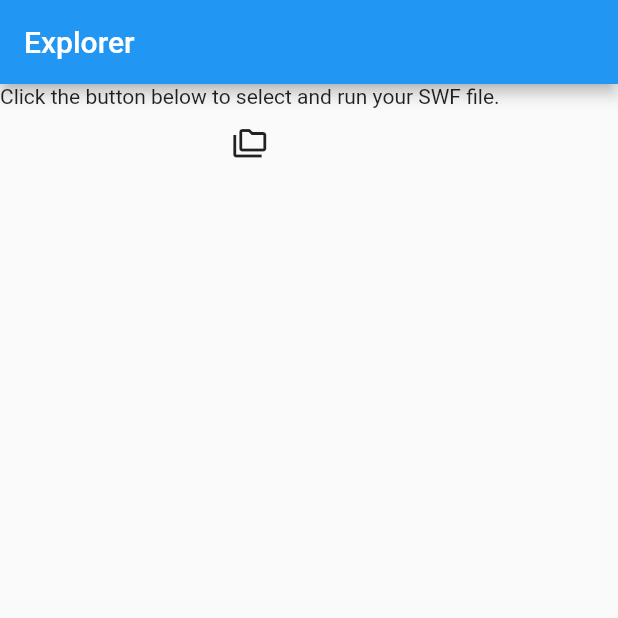
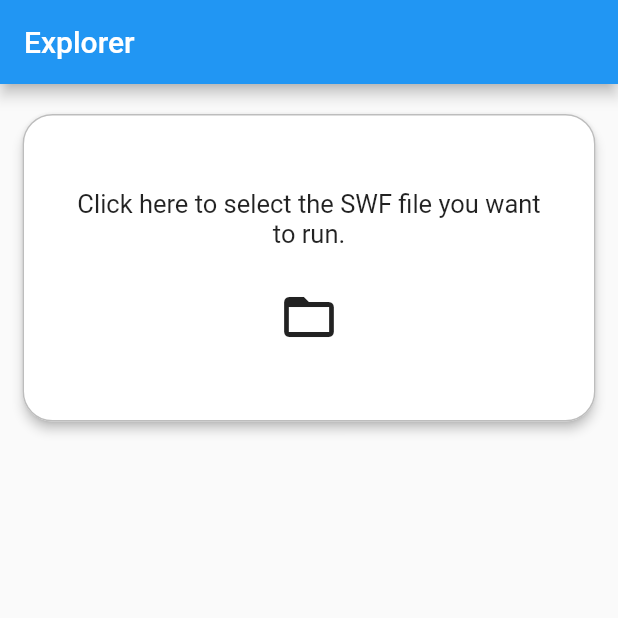
Before and after one commit to jooy2/flaru-mobile, a Flutter app: the screen it shows after launch, on a phone screen of 412 x 824 dp, the top half of it. Run offline on Flutter 3.47's test engine with Material 2 defaults, Android fonts, the phone set to English and light mode, and no system bars; our stand-ins replace file_picker, go_router, shelf, webview_flutter.

Commit message:
cleanup explorer screen

```diff
--- a/lib/screens/explorer_screen.dart
+++ b/lib/screens/explorer_screen.dart
@@ -36,8 +36,28 @@ class _ExplorerScreenState extends State<ExplorerScreen> {
         appBar: AppBar(title: const Text('Explorer')),
         body: SafeArea(
             child: Column(children: [
-          const Text('Click the button below to select and run your SWF file.'),
-          IconButton(onPressed: () => _handleClickSelectSWF(context), icon: const Icon(Icons.folder_copy_outlined))
+          Card(
+              margin: const EdgeInsets.symmetric(horizontal: 15, vertical: 20),
+              elevation: 3,
+              shape: RoundedRectangleBorder(
+                side: BorderSide(width: 1.0, color: Colors.grey.shade400),
+                borderRadius: BorderRadius.circular(20.0),
+              ),
+              child: InkWell(
+                borderRadius: BorderRadius.circular(20.0),
+                onTap: () => _handleClickSelectSWF(context),
+                child: Container(
+                    padding: const EdgeInsets.symmetric(horizontal: 30, vertical: 50),
+                    width: double.infinity,
+                    child: Column(mainAxisAlignment: MainAxisAlignment.center, children: const [
+                      Text('Click here to select the SWF file you want to run.', textAlign: TextAlign.center, style: TextStyle(fontSize: 17)),
+                      SizedBox(height: 25),
+                      Icon(
+                        Icons.folder_open_outlined,
+                        size: 40,
+                      )
+                    ])),
+              ))
         ])));
   }
 }
```
